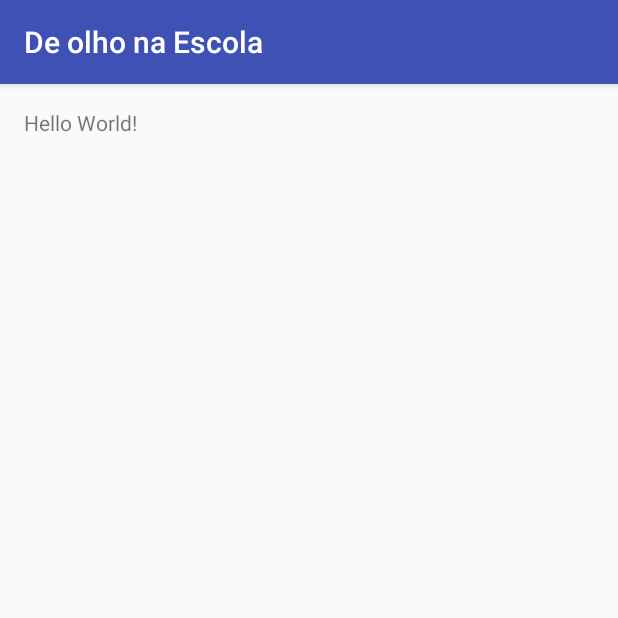
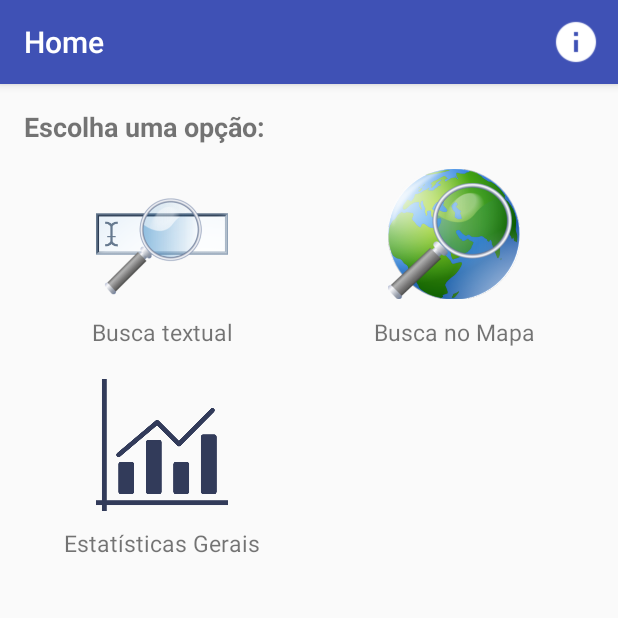
Before and after one commit to DanielJunior/deOlhoNaEscola, an Android app: the screen it shows after launch (MainActivity), on a phone screen of 412 x 824 dp, the top half of it. Run offline under Robolectric (Android 15) with nearby library versions, the phone set to English and light mode, and no system bars.

Commit message:
Home Screen

```diff
--- a/app/src/main/AndroidManifest.xml
+++ b/app/src/main/AndroidManifest.xml
@@ -8,7 +8,9 @@
         android:label="@string/app_name"
         android:supportsRtl="true"
         android:theme="@style/AppTheme">
-        <activity android:name=".MainActivity">
+        <activity
+            android:name=".MainActivity"
+            android:label="@string/home">
             <intent-filter>
                 <action android:name="android.intent.action.MAIN" />
 
--- a/app/src/main/java/br/com/danieljunior/deolhonaescola/MainActivity.java
+++ b/app/src/main/java/br/com/danieljunior/deolhonaescola/MainActivity.java
@@ -1,13 +1,46 @@
 package br.com.danieljunior.deolhonaescola;
 
+import android.content.Context;
 import android.support.v7.app.AppCompatActivity;
 import android.os.Bundle;
+import android.view.Menu;
+import android.view.MenuItem;
+import android.widget.GridView;
+
+import java.util.ArrayList;
+
+import br.com.danieljunior.deolhonaescola.adapters.GridViewAdapter;
 
 public class MainActivity extends AppCompatActivity {
+    GridView gv;
+    Context context;
+    ArrayList actionsName;
+    public static String [] actionsNameList={"Busca textual","Busca no Mapa", "Estatísticas Gerais"};
+    public static int [] actionsImages ={R.drawable.text_search,R.drawable.map_search,R.drawable.chart,};
 
     @Override
     protected void onCreate(Bundle savedInstanceState) {
         super.onCreate(savedInstanceState);
         setContentView(R.layout.activity_main);
+        gv=(GridView) findViewById(R.id.gridView);
+        gv.setAdapter(new GridViewAdapter(this, actionsNameList, actionsImages));
+    }
+
+    @Override
+    public boolean onCreateOptionsMenu(Menu menu) {
+        getMenuInflater().inflate(R.menu.menu, menu);
+        return super.onCreateOptionsMenu(menu);
+    }
+
+    @Override
+    public boolean onOptionsItemSelected(MenuItem item) {
+        // Handle item selection
+        switch (item.getItemId()) {
+            case R.id.info:
+//                HERE GOES THE CODE TO INFO DIALOG
+                return true;
+            default:
+                return super.onOptionsItemSelected(item);
+        }
     }
 }
--- /dev/null
+++ b/app/src/main/java/br/com/danieljunior/deolhonaescola/adapters/GridViewAdapter.java
@@ -0,0 +1,83 @@
+package br.com.danieljunior.deolhonaescola.adapters;
+
+import android.content.Context;
+import android.view.LayoutInflater;
+import android.view.View;
+import android.view.ViewGroup;
+import android.widget.BaseAdapter;
+import android.widget.ImageView;
+import android.widget.TextView;
+import android.widget.Toast;
+
+import br.com.danieljunior.deolhonaescola.MainActivity;
+import br.com.danieljunior.deolhonaescola.R;
+
+/**
+ * Created by danieljunior on 03/01/17.
+ */
+
+public class GridViewAdapter extends BaseAdapter {
+
+    String[] result;
+    Context context;
+    int[] imageId;
+    private static LayoutInflater inflater = null;
+
+    public GridViewAdapter(MainActivity mainActivity, String[] actionNamesList, int[] actionsImages) {
+        // TODO Auto-generated constructor stub
+        result = actionNamesList;
+        context = mainActivity;
+        imageId = actionsImages;
+        inflater = (LayoutInflater) context.
+                getSystemService(Context.LAYOUT_INFLATER_SERVICE);
+
+    }
+
+    @Override
+    public int getCount() {
+        // TODO Auto-generated method stub
+        return result.length;
+    }
+
+    @Override
+    public Object getItem(int position) {
+        // TODO Auto-generated method stub
+        return position;
+    }
+
+    @Override
+    public long getItemId(int position) {
+        // TODO Auto-generated method stub
+        return position;
+    }
+
+    public class Holder {
+        TextView tv;
+        ImageView img;
+    }
+
+    @Override
+    public View getView(final int position, View convertView, ViewGroup parent) {
+        // TODO Auto-generated method stub
+        Holder holder = new Holder();
+        View rowView;
+
+        rowView = inflater.inflate(R.layout.home_items, null);
+        holder.tv = (TextView) rowView.findViewById(R.id.textView1);
+        holder.img = (ImageView) rowView.findViewById(R.id.imageView1);
+
+        holder.tv.setText(result[position]);
+        holder.img.setImageResource(imageId[position]);
+
+        rowView.setOnClickListener(new View.OnClickListener() {
+
+            @Override
+            public void onClick(View v) {
+                // TODO Auto-generated method stub
+                Toast.makeText(context, "You Clicked " + result[position], Toast.LENGTH_LONG).show();
+            }
+        });
+
+        return rowView;
+    }
+}
--- a/app/src/main/res/drawable/splashscreen.xml
+++ b/app/src/main/res/drawable/splashscreen.xml
@@ -10,6 +10,4 @@
             android:src="@mipmap/splashscreen"/>
     </item>
 
-
-
 </layer-list>
--- a/app/src/main/res/layout/activity_main.xml
+++ b/app/src/main/res/layout/activity_main.xml
@@ -11,7 +11,23 @@
     tools:context="br.com.danieljunior.deolhonaescola.MainActivity">
 
     <TextView
+        android:id="@+id/choose"
         android:layout_width="wrap_content"
         android:layout_height="wrap_content"
-        android:text="Hello World!" />
+        android:text="@string/choose_option"
+        android:textStyle="bold"
+        android:textSize="18dp"/>
+
+    <GridView
+        android:id="@+id/gridView"
+        android:layout_height="wrap_content"
+        android:layout_width="match_parent"
+        android:layout_below="@id/choose"
+        android:numColumns="2"
+        android:verticalSpacing="10dp"
+        android:horizontalSpacing="10dp"
+        android:gravity="center"
+        android:layout_marginTop="10dp">
+
+    </GridView>
 </RelativeLayout>
--- /dev/null
+++ b/app/src/main/res/layout/home_items.xml
@@ -0,0 +1,25 @@
+<?xml version="1.0" encoding="utf-8"?>
+<LinearLayout xmlns:android="http://schemas.android.com/apk/res/android"
+    android:layout_width="match_parent"
+    android:layout_height="match_parent"
+    android:orientation="vertical">
+
+    <ImageView
+        android:id="@+id/imageView1"
+        android:layout_width="88dp"
+        android:layout_height="88dp"
+        android:layout_gravity="center"
+        android:layout_marginBottom="5dp"
+        android:layout_marginTop="5dp"
+        android:src="@mipmap/ic_launcher" />
+
+    <TextView
+        android:id="@+id/textView1"
+        android:layout_width="wrap_content"
+        android:layout_height="wrap_content"
+        android:layout_gravity="center"
+        android:layout_marginBottom="5dp"
+        android:layout_marginTop="5dp"
+        android:text="TextView"
+        android:textSize="15dp"/>
+</LinearLayout>
--- /dev/null
+++ b/app/src/main/res/menu/menu.xml
@@ -0,0 +1,9 @@
+<?xml version="1.0" encoding="utf-8"?>
+<menu xmlns:android="http://schemas.android.com/apk/res/android"
+    xmlns:app="http://schemas.android.com/apk/res-auto">
+    <item
+        android:id="@+id/info"
+        android:icon="@drawable/ic_info_white"
+        android:title="Text to be seen by user"
+        app:showAsAction="always"/>
+</menu>
--- a/app/src/main/res/values/strings.xml
+++ b/app/src/main/res/values/strings.xml
@@ -1,3 +1,5 @@
 <resources>
     <string name="app_name">De olho na Escola</string>
+    <string name="choose_option">Escolha uma opção:</string>
+    <string name="home">Home</string>
 </resources>
```
Also changed, not shown: app/src/main/res/drawable/chart.png (added), app/src/main/res/drawable/ic_info.png (added), app/src/main/res/drawable/ic_info_white.png (added), app/src/main/res/drawable/map_search.png (added), app/src/main/res/drawable/text_search.png (added), app/src/main/res/mipmap-xhdpi/ic_info.png (added), app/src/main/res/mipmap-xhdpi/ic_info_white.png (added), 1 other file.
